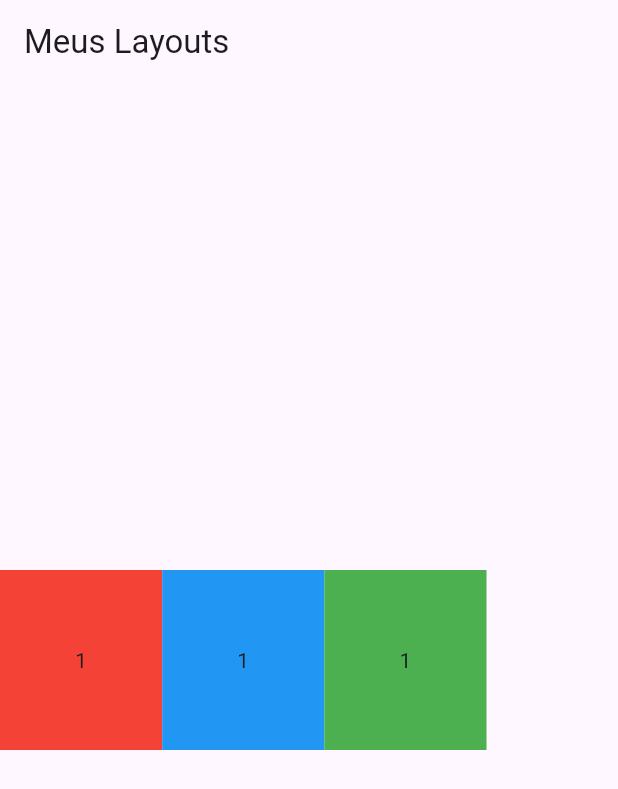
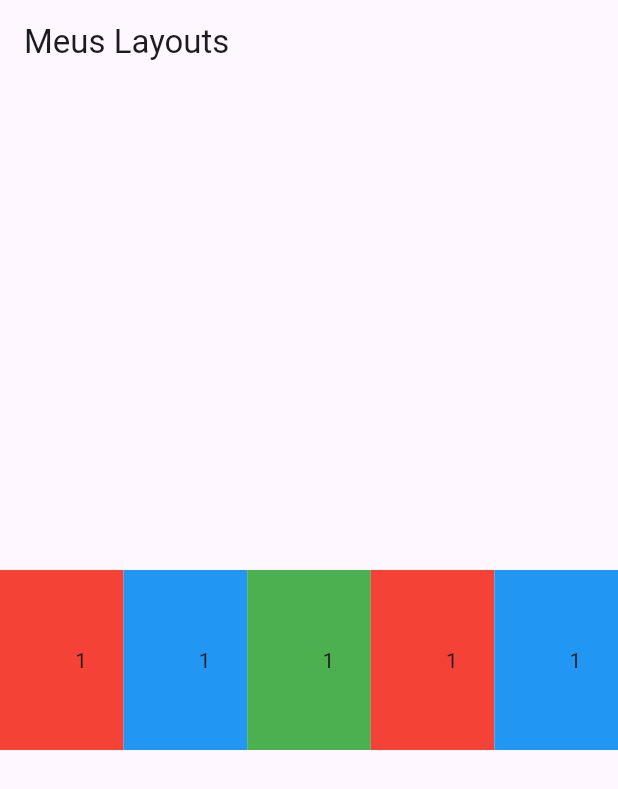
Before and after one commit to mariamandafm/DIM0524-DDM-20242-fork, a Flutter app: the screen it shows after launch, on a phone screen of 412 x 824 dp. Shown: the top 789 px of the screen. Run offline on Flutter 3.47's test engine with Material 3 defaults, Android fonts, the phone set to English and light mode, and no system bars.

Commit message:
ajustes para o I

```diff
--- a/f02_layouts/lib/MyLayouts.dart
+++ b/f02_layouts/lib/MyLayouts.dart
@@ -14,20 +14,40 @@ class MyLayouts extends StatelessWidget {
         child: Row(
           mainAxisAlignment: MainAxisAlignment.start,
           children: <Widget> [
-            Container(
+            Expanded(
+              child: Container(
                 padding: EdgeInsets.symmetric(vertical: boxSize, horizontal: boxSize),
                 color: Colors.red,
                 child: Text("1"),
               ),
-            Container(
+            ),
+            Expanded(
+              child: Container(
                 padding: EdgeInsets.symmetric(vertical: boxSize, horizontal: boxSize),
                 color: Colors.blue,
                 child: Text("1"),
               ),
-            Container(
+            ),
+            Expanded(
+              child: Container(
                 padding: EdgeInsets.symmetric(vertical: boxSize, horizontal: boxSize),
                 color: Colors.green,
                 child: Text("1"),
+              ),
+            ),
+            Expanded(
+              child: Container(
+                padding: EdgeInsets.symmetric(vertical: boxSize, horizontal: boxSize),
+                color: Colors.red,
+                child: Text("1"),
+              ),
+            ),
+            Expanded(
+              child: Container(
+                padding: EdgeInsets.symmetric(vertical: boxSize, horizontal: boxSize),
+                color: Colors.blue,
+                child: Text("1"),
+              ),
             ),
           ],
         ),
```
Lines whose indentation alone changed are shown as unchanged.
